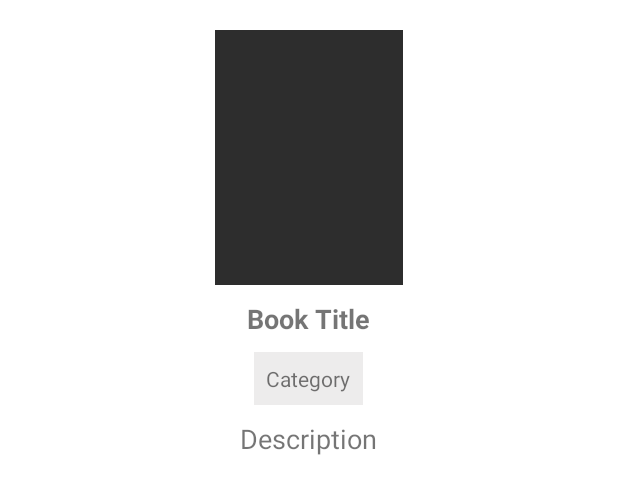
After one commit to shehanwijeyaweera/EE1-2-test-android, an Android app: the layout activity_user_single_book_view.xml on its own in the app's theme, with its tools: preview values and no code run, on a phone screen of 412 x 824 dp. The commit adds this screen. Shown: the top 494 px of the screen. Run offline under Robolectric (Android 15) with nearby library versions, the phone set to English and light mode, and no system bars.

Commit message:
New user side viewallbooks and view single book views implemented.

```diff
--- a/app/src/main/AndroidManifest.xml
+++ b/app/src/main/AndroidManifest.xml
@@ -12,7 +12,9 @@
         android:roundIcon="@mipmap/ic_launcher_round"
         android:supportsRtl="true"
         android:theme="@style/Theme.EE12test">
-        <activity android:name=".Activity.StoreworkerDashboard"></activity>
+        <activity android:name=".Activity.userSingleBookView"></activity>
+        <activity android:name=".Activity.viewAllBooksUser" />
+        <activity android:name=".Activity.StoreworkerDashboard" />
         <activity android:name=".Activity.AdminDashboard" />
         <activity android:name=".Activity.Single_book_view" />
         <activity android:name=".Activity.DisplayBooks" />
--- a/app/src/main/java/com/example/ee1_2_test/API/BookstoreApi.java
+++ b/app/src/main/java/com/example/ee1_2_test/API/BookstoreApi.java
@@ -20,4 +20,6 @@ public interface BookstoreApi {
 
     @GET("login/{username}/{password}")
     Call<loginResponse2> getloginRespones(@Path("username")String username, @Path("password")String password);
+
+
 }
--- a/app/src/main/java/com/example/ee1_2_test/Activity/MainActivity.java
+++ b/app/src/main/java/com/example/ee1_2_test/Activity/MainActivity.java
@@ -119,7 +119,7 @@ public class MainActivity extends AppCompatActivity {
     }
 
     private void moveToMainActivity() {
-        Intent myIntent = new Intent(MainActivity.this, DisplayBooks.class);
+        Intent myIntent = new Intent(MainActivity.this, viewAllBooksUser.class);
         MainActivity.this.startActivity(myIntent);
     }
 
--- /dev/null
+++ b/app/src/main/res/layout/activity_user_single_book_view.xml
@@ -0,0 +1,57 @@
+<?xml version="1.0" encoding="utf-8"?>
+<LinearLayout xmlns:android="http://schemas.android.com/apk/res/android"
+    xmlns:app="http://schemas.android.com/apk/res-auto"
+    xmlns:tools="http://schemas.android.com/tools"
+    android:layout_width="match_parent"
+    android:layout_height="match_parent"
+    tools:context=".Activity.userSingleBookView">
+
+    <androidx.core.widget.NestedScrollView
+        android:layout_width="match_parent"
+        android:layout_height="match_parent"
+        android:layout_marginTop="10dp"
+        android:padding="10dp">
+
+        <LinearLayout
+            android:layout_width="match_parent"
+            android:layout_height="match_parent"
+            android:gravity="center"
+            android:orientation="vertical">
+
+            <ImageView
+                android:layout_width="125dp"
+                android:layout_height="170dp"
+                android:background="#2d2d2d"
+                android:id="@+id/bookthumbnail_user_single_book_view"
+                android:scaleType="centerCrop"/>
+
+            <TextView
+                android:id="@+id/book_title_user_view_single_book"
+                android:layout_width="wrap_content"
+                android:layout_height="wrap_content"
+                android:text="Book Title"
+                android:layout_marginTop="10dp"
+                android:textSize="18sp"
+                android:textStyle="bold"/>
+
+            <TextView
+                android:id="@+id/book_category_user_view_single_book"
+                android:layout_width="wrap_content"
+                android:layout_height="wrap_content"
+                android:text="Category"
+                android:background="#edecec"
+                android:padding="8dp"
+                android:layout_marginTop="10dp"/>
+
+            <TextView
+                android:id="@+id/book_desc_user_view_single_book"
+                android:textSize="18sp"
+                android:layout_marginTop="10dp"
+                android:text="Description"
+                android:layout_width="wrap_content"
+                android:layout_height="wrap_content"/>
+        </LinearLayout>
+
+    </androidx.core.widget.NestedScrollView>
+
+</LinearLayout>
```
Also changed, not shown: app/src/main/java/com/example/ee1_2_test/Activity/userSingleBookView.java (added, +39 -0 lines), app/src/main/java/com/example/ee1_2_test/Activity/viewAllBooksUser.java (added, +73 -0 lines), app/src/main/java/com/example/ee1_2_test/Adapters/userViewAllBooksAdapter.java (added, +83 -0 lines), app/src/main/java/com/example/ee1_2_test/Model/Author.java (added, +31 -0 lines), app/src/main/java/com/example/ee1_2_test/Model/Book.java (+39 -0 lines), app/src/main/java/com/example/ee1_2_test/Model/Category.java (added, +31 -0 lines), app/src/main/res/layout/activity_view_all_books_user.xml (added, +31 -0 lines), app/src/main/res/layout/cardview_item_book.xml (added, +36 -0 lines).
